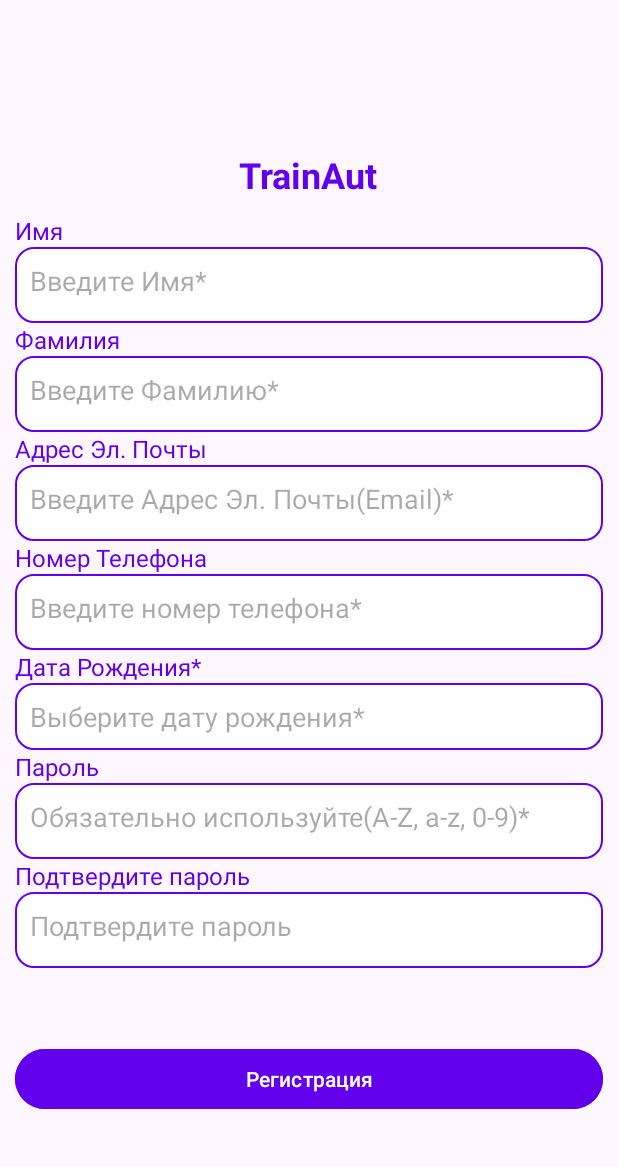
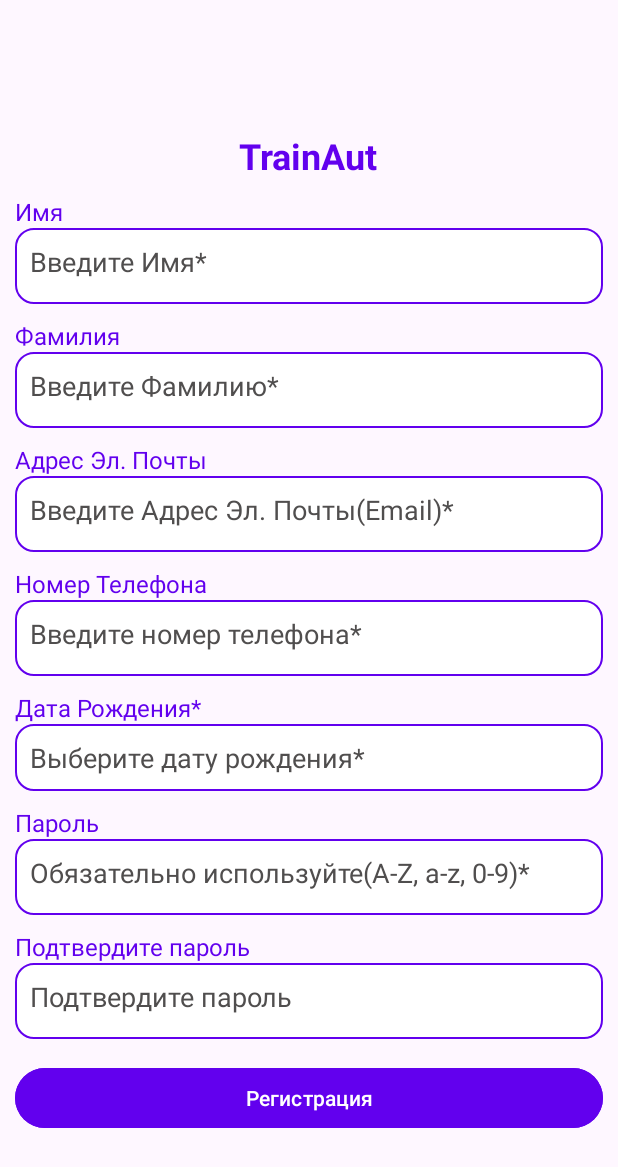
Before and after one commit to DiasGalimzhanov/TrainAut0.1, an Android app: the RegisterActivity screen opened directly, with no data from a screen before it, on a phone screen of 412 x 824 dp. Shown: the top 1167 px of the screen. Run offline under Robolectric (Android 15) with nearby library versions, the phone set to English and light mode, and no system bars; our stand-ins replace Firebase (no records; nobody signed in at launch, a user with empty details on screens opened directly); 1 statement that could not run was skipped.

Commit message:
update some layouts

```diff
--- a/app/src/main/res/layout/activity_register.xml
+++ b/app/src/main/res/layout/activity_register.xml
@@ -1,13 +1,12 @@
 <?xml version="1.0" encoding="utf-8"?>
-<LinearLayout
-    xmlns:android="http://schemas.android.com/apk/res/android"
+<LinearLayout xmlns:android="http://schemas.android.com/apk/res/android"
     xmlns:app="http://schemas.android.com/apk/res-auto"
     xmlns:tools="http://schemas.android.com/tools"
     android:id="@+id/main"
-    android:orientation="vertical"
-    android:gravity="center"
     android:layout_width="match_parent"
     android:layout_height="match_parent"
+    android:gravity="center"
+    android:orientation="vertical"
     android:padding="10dp"
     tools:context=".RegisterActivity">
 
@@ -29,131 +28,145 @@
         android:layout_width="match_parent"
         android:layout_height="wrap_content"
         android:text="Имя"
-        android:textSize="16sp"
-        android:textColor="@color/primary"/>
+        android:textColor="@color/primary"
+        android:textSize="16sp" />
 
     <EditText
         android:id="@+id/etFirstName"
         android:layout_width="match_parent"
         android:layout_height="wrap_content"
+        android:background="@drawable/rounded_edittext"
+        android:hint="Введите Имя*"
         android:paddingBottom="16dp"
-        android:background="@drawable/rounded_edittext"
-        android:hint="Введите Имя*"/>
+        android:textColor="#504E4E"
+        android:textColorHint="#504E4E" />
 
     <TextView
         android:layout_width="match_parent"
         android:layout_height="wrap_content"
+        android:layout_marginTop="10dp"
         android:text="Фамилия"
-        android:textSize="16sp"
-        android:textColor="@color/primary"/>
+        android:textColor="@color/primary"
+        android:textSize="16sp" />
 
     <EditText
         android:id="@+id/etLastName"
         android:layout_width="match_parent"
         android:layout_height="wrap_content"
+        android:background="@drawable/rounded_edittext"
+        android:hint="Введите Фамилию*"
         android:paddingBottom="16dp"
-        android:background="@drawable/rounded_edittext"
-        android:hint="Введите Фамилию*"/>
+        android:textColor="#504E4E"
+        android:textColorHint="#504E4E" />
 
     <TextView
         android:layout_width="match_parent"
         android:layout_height="wrap_content"
+        android:layout_marginTop="10dp"
         android:text="Адрес Эл. Почты"
-        android:textSize="16sp"
-        android:textColor="@color/primary"/>
+        android:textColor="@color/primary"
+        android:textSize="16sp" />
 
     <EditText
         android:id="@+id/etEmailReg"
         android:layout_width="match_parent"
         android:layout_height="wrap_content"
+        android:background="@drawable/rounded_edittext"
+        android:hint="Введите Адрес Эл. Почты(Email)*"
+        android:inputType="textEmailAddress"
         android:paddingBottom="16dp"
-        android:inputType="textEmailAddress"
-        android:background="@drawable/rounded_edittext"
-        android:hint="Введите Адрес Эл. Почты(Email)*"/>
+        android:textColor="#504E4E"
+        android:textColorHint="#504E4E" />
 
     <TextView
         android:layout_width="match_parent"
         android:layout_height="wrap_content"
+        android:layout_marginTop="10dp"
         android:text="Номер Телефона"
-        android:textSize="16sp"
-        android:textColor="@color/primary"/>
+        android:textColor="@color/primary"
+        android:textSize="16sp" />
 
     <EditText
         android:id="@+id/etPhone"
         android:layout_width="match_parent"
         android:layout_height="wrap_content"
+        android:background="@drawable/rounded_edittext"
+        android:ems="10"
         android:hint="Введите номер телефона*"
+        android:importantForAccessibility="yes"
         android:inputType="phone"
         android:maxLength="15"
         android:paddingBottom="16dp"
-        android:background="@drawable/rounded_edittext"
-        android:ems="10"
-        android:importantForAccessibility="yes"/>
+        android:textColor="#504E4E"
+        android:textColorHint="#504E4E" />
 
     <TextView
         android:layout_width="match_parent"
         android:layout_height="wrap_content"
+        android:layout_marginTop="10dp"
         android:text="Дата Рождения*"
-        android:textSize="16sp"
-        android:textColor="@color/primary"/>
+        android:textColor="@color/primary"
+        android:textSize="16sp" />
 
     <EditText
         android:id="@+id/etBirthDate"
         android:layout_width="match_parent"
         android:layout_height="wrap_content"
+        android:background="@drawable/rounded_edittext"
+        android:clickable="true"
+        android:focusable="false"
         android:hint="Выберите дату рождения*"
-        android:background="@drawable/rounded_edittext"
-        android:focusable="false"
-        android:clickable="true"
-        android:inputType="date" />
+        android:inputType="date"
+        android:textColor="#504E4E"
+        android:textColorHint="#504E4E" />
 
     <TextView
         android:layout_width="match_parent"
         android:layout_height="wrap_content"
+        android:layout_marginTop="10dp"
         android:text="Пароль"
-        android:textSize="16sp"
-        android:textColor="@color/primary"/>
+        android:textColor="@color/primary"
+        android:textSize="16sp" />
 
     <EditText
         android:id="@+id/etPasReg"
         android:layout_width="match_parent"
         android:layout_height="wrap_content"
-        android:paddingBottom="16dp"
         android:background="@drawable/rounded_edittext"
         android:hint="Обязательно используйте(A-Z, a-z, 0-9)*"
-        android:inputType="textPassword"/>
+        android:inputType="textPassword"
+        android:paddingBottom="16dp"
+        android:textColor="#504E4E"
+        android:textColorHint="#504E4E" />
 
 
     <TextView
         android:layout_width="match_parent"
         android:layout_height="wrap_content"
+        android:layout_marginTop="10dp"
         android:text="Подтвердите пароль"
-        android:textSize="16sp"
-        android:textColor="@color/primary"/>
+        android:textColor="@color/primary"
+        android:textSize="16sp" />
 
     <EditText
         android:id="@+id/etPasConfirm"
         android:layout_width="match_parent"
         android:layout_height="wrap_content"
+        android:background="@drawable/rounded_edittext"
+        android:hint="Подтвердите пароль"
+        android:inputType="textPassword"
         android:paddingBottom="16dp"
-        android:hint="Подтвердите пароль"
-        android:background="@drawable/rounded_edittext"
-        android:inputType="textPassword"/>
+        android:textColor="#504E4E"
+        android:textColorHint="#504E4E" />
 
-    <TextView
-        android:id="@+id/tvPasswordMatch"
-        android:layout_width="wrap_content"
-        android:layout_height="wrap_content"
-        android:textSize="16sp"
-        android:paddingTop="8dp"/>
 
     <Button
         android:id="@+id/btnRegisterReg"
         android:layout_width="match_parent"
         android:layout_height="wrap_content"
+        android:layout_marginTop="15dp"
         android:backgroundTint="@color/primary"
-        android:layout_marginTop="20dp"
-        android:textColor="@color/white"
-        android:text="Регистрация"/>
+        android:text="Регистрация"
+        android:textColor="@color/white" />
 
 </LinearLayout>
```
